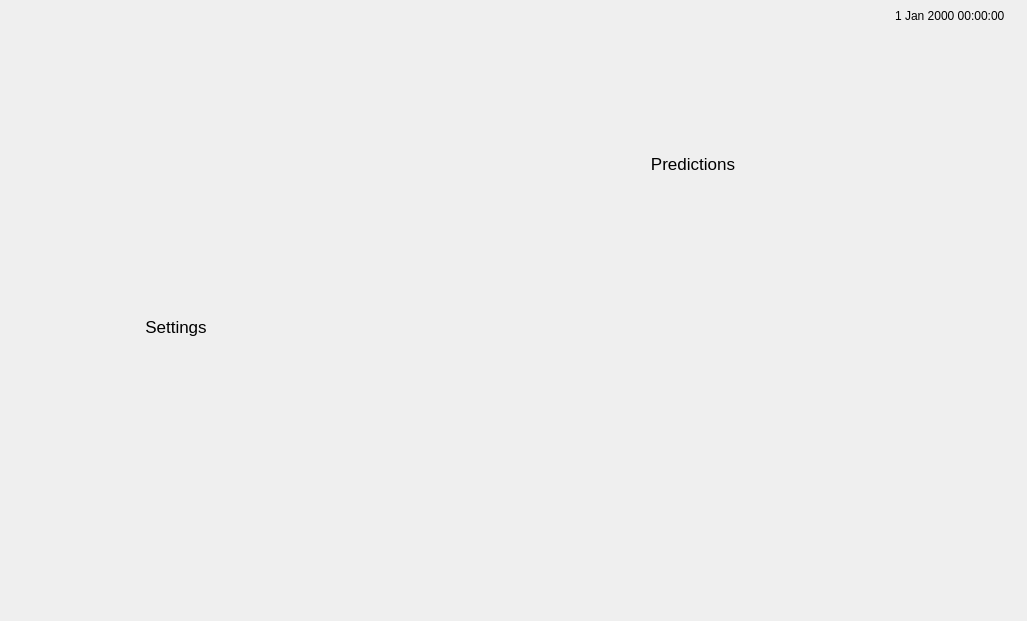
Old version of the form p2landing.ui in the repository ashelto6/ThePortal.
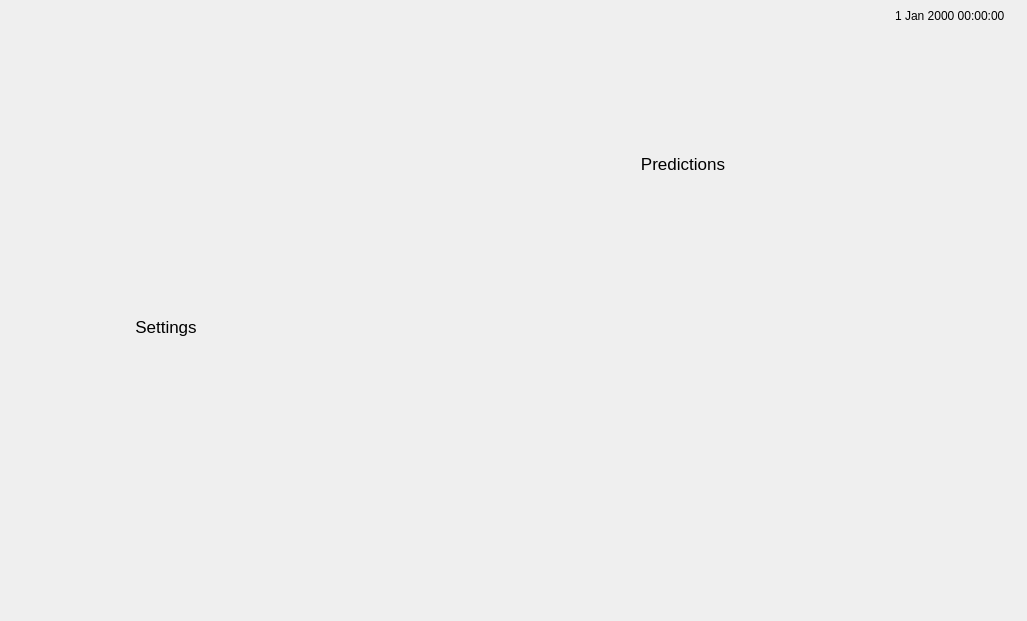
New version of the form.

Diff of the .ui file:
```diff
--- a/p2landing.ui
+++ b/p2landing.ui
@@ -81,7 +81,7 @@
   <widget class="QWidget" name="gridLayoutWidget">
    <property name="geometry">
     <rect>
-     <x>90</x>
+     <x>80</x>
      <y>40</y>
      <width>861</width>
      <height>471</height>
@@ -113,7 +113,7 @@
         <item>
          <widget class="QPushButton" name="settingsButton">
           <property name="sizePolicy">
-           <sizepolicy hsizetype="Minimum" vsizetype="Minimum">
+           <sizepolicy hsizetype="Minimum" vsizetype="Preferred">
             <horstretch>0</horstretch>
             <verstretch>0</verstretch>
            </sizepolicy>
```
